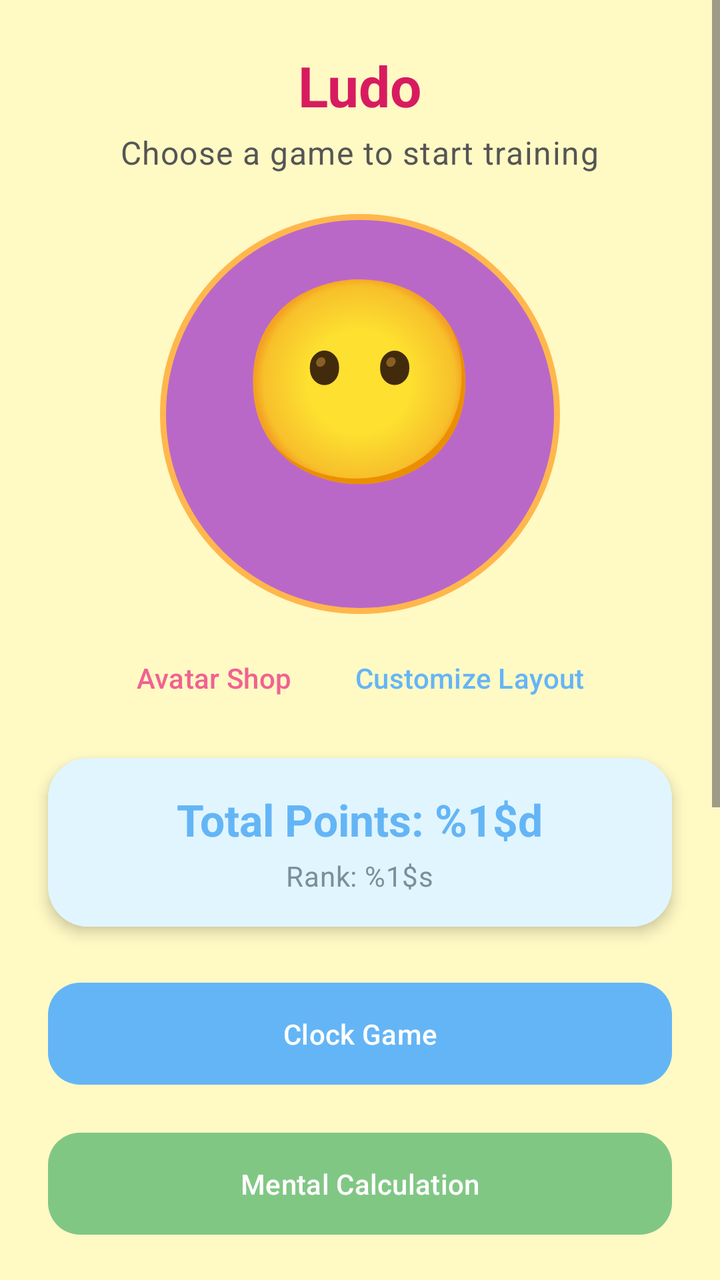
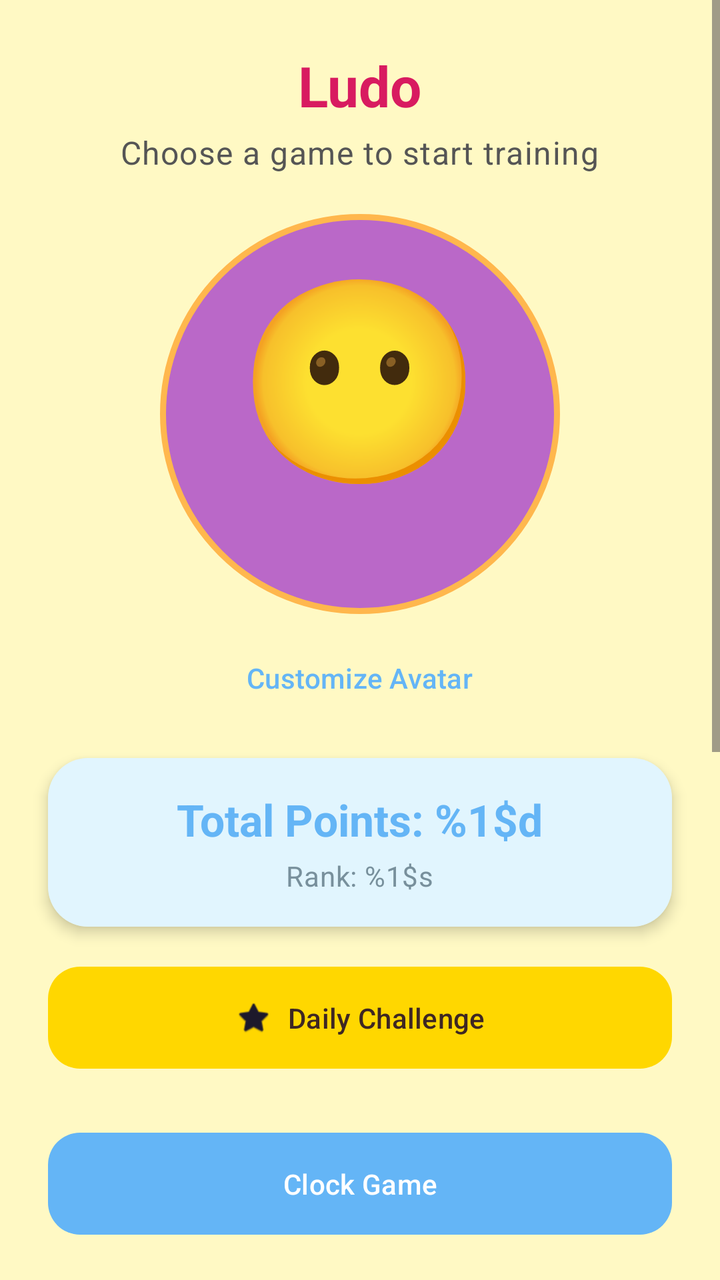

An Android layout rendered at two revisions. The XML below is the earlier revision; the diff shows what the commit changed to produce the second picture.
<!-- AndroidManifest.xml: application theme Theme.AndroidApp -->
<!-- res/layout/activity_landing.xml -->
<?xml version="1.0" encoding="utf-8"?>
<ScrollView xmlns:android="http://schemas.android.com/apk/res/android"
    xmlns:app="http://schemas.android.com/apk/res-auto"
    android:layout_width="match_parent"
    android:layout_height="match_parent"
    android:background="@color/surface_kid">

    <LinearLayout
        android:layout_width="match_parent"
        android:layout_height="wrap_content"
        android:gravity="center"
        android:orientation="vertical"
        android:padding="24dp"
        android:clipChildren="false"
        android:clipToPadding="false">

        <TextView
            android:id="@+id/landingTitle"
            android:layout_width="wrap_content"
            android:layout_height="wrap_content"
            android:text="@string/landing_title"
            android:textAppearance="?attr/textAppearanceHeadlineMedium"
            android:textColor="#D81B60"
            android:textStyle="bold" />

        <TextView
            android:id="@+id/landingSubtitle"
            android:layout_width="wrap_content"
            android:layout_height="wrap_content"
            android:layout_marginTop="4dp"
            android:text="@string/landing_subtitle"
            android:textAppearance="?attr/textAppearanceBodyLarge"
            android:textColor="#555555" />

        
        <FrameLayout
            android:id="@+id/avatarContainer"
            android:layout_width="200dp"
            android:layout_height="200dp"
            android:layout_marginTop="20dp"
            android:background="@drawable/avatar_bg"
            android:clipChildren="false"
            android:clipToPadding="false">

            <TextView
                android:id="@+id/avatarBase"
                android:layout_width="wrap_content"
                android:layout_height="wrap_content"
                android:layout_gravity="center"
                android:layout_marginBottom="20dp"
                android:text="😶"
                android:textSize="100sp" />

            <TextView
                android:id="@+id/avatarHat"
                android:layout_width="wrap_content"
                android:layout_height="wrap_content"
                android:layout_gravity="top|center_horizontal"
                android:layout_marginTop="10dp"
                android:textSize="64sp" />

            <TextView
                android:id="@+id/avatarGlasses"
                android:layout_width="wrap_content"
                android:layout_height="wrap_content"
                android:layout_gravity="center"
                android:layout_marginBottom="25dp"
                android:textSize="48sp" />

            <TextView
                android:id="@+id/avatarChest"
                android:layout_width="wrap_content"
                android:layout_height="wrap_content"
                android:layout_gravity="bottom|center_horizontal"
                android:layout_marginBottom="10dp"
                android:textSize="44sp" />

            <TextView
                android:id="@+id/avatarCompanion"
                android:layout_width="wrap_content"
                android:layout_height="wrap_content"
                android:layout_gravity="bottom|end"
                android:layout_marginEnd="15dp"
                android:layout_marginBottom="15dp"
                android:textSize="48sp" />
        </FrameLayout>

        <LinearLayout
            android:layout_width="wrap_content"
            android:layout_height="wrap_content"
            android:orientation="horizontal"
            android:layout_marginTop="8dp">

            <com.google.android.material.button.MaterialButton
                android:id="@+id/btnShop"
                style="@style/Widget.Material3.Button.TextButton"
                android:layout_width="wrap_content"
                android:layout_height="wrap_content"
                android:text="@string/btn_shop"
                android:textColor="@color/vibrant_pink" />

            <com.google.android.material.button.MaterialButton
                android:id="@+id/btnCustomize"
                style="@style/Widget.Material3.Button.TextButton"
                android:layout_width="wrap_content"
                android:layout_height="wrap_content"
                android:layout_marginStart="8dp"
                android:text="@string/btn_customize"
                android:textColor="@color/playful_blue" />
        </LinearLayout>

        <com.google.android.material.card.MaterialCardView
            android:layout_width="match_parent"
            android:layout_height="wrap_content"
            android:layout_marginTop="16dp"
            app:cardCornerRadius="20dp"
            app:cardElevation="4dp"
            app:strokeWidth="0dp">

            <LinearLayout
                android:layout_width="match_parent"
                android:layout_height="wrap_content"
                android:gravity="center"
                android:orientation="vertical"
                android:padding="16dp"
                android:background="#E1F5FE">

                <TextView
                    android:id="@+id/totalPointsView"
                    android:layout_width="wrap_content"
                    android:layout_height="wrap_content"
                    android:text="@string/user_points_format"
                    android:textAppearance="?attr/textAppearanceTitleLarge"
                    android:textColor="@color/playful_blue"
                    android:textStyle="bold" />

                <TextView
                    android:id="@+id/userRankView"
                    android:layout_width="wrap_content"
                    android:layout_height="wrap_content"
                    android:layout_marginTop="4dp"
                    android:text="@string/user_rank_format"
                    android:textAppearance="?attr/textAppearanceBodyMedium"
                    android:textColor="#78909C" />
            </LinearLayout>
        </com.google.android.material.card.MaterialCardView>

        <com.google.android.material.button.MaterialButton
            android:id="@+id/btnClockGame"
            style="@style/Widget.Material3.Button.TonalButton"
            android:layout_width="match_parent"
            android:layout_height="wrap_content"
            android:layout_marginTop="24dp"
            android:padding="16dp"
            android:text="@string/btn_clock_game"
            app:backgroundTint="@color/playful_blue"
            android:textColor="@android:color/white"
            app:cornerRadius="16dp" />

        <com.google.android.material.button.MaterialButton
            android:id="@+id/btnMentalMath"
            style="@style/Widget.Material3.Button.TonalButton"
            android:layout_width="match_parent"
            android:layout_height="wrap_content"
            android:layout_marginTop="16dp"
            android:padding="16dp"
            android:text="@string/btn_mental_math"
            app:backgroundTint="@color/fresh_green"
            android:textColor="@android:color/white"
            app:cornerRadius="16dp" />

        <com.google.android.material.button.MaterialButton
            android:id="@+id/btnReadingGame"
            style="@style/Widget.Material3.Button.TonalButton"
            android:layout_width="match_parent"
            android:layout_height="wrap_content"
            android:layout_marginTop="16dp"
            android:padding="16dp"
            android:text="@string/btn_reading_game"
            app:backgroundTint="@color/energetic_orange"
            android:textColor="@android:color/white"
            app:cornerRadius="16dp" />

        <com.google.android.material.button.MaterialButton
            android:id="@+id/btnReadingGameEn"
            style="@style/Widget.Material3.Button.TonalButton"
            android:layout_width="match_parent"
            android:layout_height="wrap_content"
            android:layout_marginTop="16dp"
            android:padding="16dp"
            android:text="@string/btn_reading_game_en"
            app:backgroundTint="@color/vibrant_pink"
            android:textColor="@android:color/white"
            app:cornerRadius="16dp" />

        <com.google.android.material.button.MaterialButton
            android:id="@+id/btnSpellingGame"
            style="@style/Widget.Material3.Button.TonalButton"
            android:layout_width="match_parent"
            android:layout_height="wrap_content"
            android:layout_marginTop="16dp"
            android:padding="16dp"
            android:text="@string/btn_spelling_game"
            app:backgroundTint="@color/soft_purple"
            android:textColor="@android:color/white"
            app:cornerRadius="16dp" />

        <RadioGroup
            android:id="@+id/languageSelector"
            android:layout_width="wrap_content"
            android:layout_height="wrap_content"
            android:layout_marginTop="32dp"
            android:orientation="horizontal">

            <RadioButton
                android:id="@+id/languageEnglish"
                android:layout_width="wrap_content"
                android:layout_height="wrap_content"
                android:text="@string/language_english"
                android:buttonTint="@color/playful_blue" />

            <RadioButton
                android:id="@+id/languageFrench"
                android:layout_width="wrap_content"
                android:layout_height="wrap_content"
                android:layout_marginStart="16dp"
                android:text="@string/language_french"
                android:buttonTint="@color/playful_blue" />
        </RadioGroup>

        <Button
            android:id="@+id/btnAbout"
            style="@style/Widget.Material3.Button.TextButton"
            android:layout_width="wrap_content"
            android:layout_height="wrap_content"
            android:layout_marginTop="16dp"
            android:text="@string/btn_about"
            android:textColor="#78909C"
            android:textSize="12sp" />

    </LinearLayout>
</ScrollView>
<!-- resources referenced by this layout -->
<resources>
  <color name="energetic_orange">#FFB74D</color>
  <color name="fresh_green">#81C784</color>
  <color name="playful_blue">#64B5F6</color>
  <color name="soft_purple">#BA68C8</color>
  <color name="surface_kid">#FFF9C4</color>
  <color name="vibrant_pink">#F06292</color>
  <!-- drawable avatar_bg (drawable) -->
  <?xml version="1.0" encoding="utf-8"?>
  <shape xmlns:android="http://schemas.android.com/apk/res/android"
      android:shape="oval">
      <solid android:color="@color/soft_purple" />
      <stroke
          android:width="3dp"
          android:color="@color/energetic_orange" />
  </shape>
  <string name="btn_about">About &amp; Privacy</string>
  <string name="btn_clock_game">Clock Game</string>
  <string name="btn_customize">Customize Layout</string>
  <string name="btn_mental_math">Mental Calculation</string>
  <string name="btn_reading_game">French Reading</string>
  <string name="btn_reading_game_en">English Reading</string>
  <string name="btn_shop">Avatar Shop</string>
  <string name="btn_spelling_game">Spelling Game</string>
  <string name="landing_subtitle">Choose a game to start training</string>
  <string name="landing_title">Ludo</string>
  <string name="language_english">English</string>
  <string name="language_french">French</string>
  <string name="user_points_format">Total Points: %1$d</string>
  <string name="user_rank_format">Rank: %1$s</string>
  <style name="Theme.AndroidApp" parent="Theme.Material3.DayNight.NoActionBar">
          <item name="android:statusBarColor" tools:targetApi="l">@android:color/transparent</item>
  
          <item name="colorPrimary">@color/playful_blue</item>
          <item name="colorSecondary">@color/energetic_orange</item>
          <item name="colorSurface">@color/surface_kid</item>
          <item name="android:windowBackground">@color/surface_kid</item>
  
          
          <item name="colorSurfaceVariant">#FFFFFF</item>
      </style>
</resources>

<!-- the commit's change to res/layout/activity_landing.xml (unified diff, before → after) -->
@@ -92,19 +92,10 @@
             android:layout_marginTop="8dp">
 
             <com.google.android.material.button.MaterialButton
-                android:id="@+id/btnShop"
-                style="@style/Widget.Material3.Button.TextButton"
-                android:layout_width="wrap_content"
-                android:layout_height="wrap_content"
-                android:text="@string/btn_shop"
-                android:textColor="@color/vibrant_pink" />
-
-            <com.google.android.material.button.MaterialButton
                 android:id="@+id/btnCustomize"
                 style="@style/Widget.Material3.Button.TextButton"
                 android:layout_width="wrap_content"
                 android:layout_height="wrap_content"
-                android:layout_marginStart="8dp"
                 android:text="@string/btn_customize"
                 android:textColor="@color/playful_blue" />
         </LinearLayout>
@@ -146,6 +137,20 @@
         </com.google.android.material.card.MaterialCardView>
 
         <com.google.android.material.button.MaterialButton
+            android:id="@+id/btnChallenge"
+            style="@style/Widget.Material3.Button.TonalButton"
+            android:layout_width="match_parent"
+            android:layout_height="wrap_content"
+            android:layout_marginTop="16dp"
+            android:padding="16dp"
+            android:text="@string/btn_challenge"
+            app:backgroundTint="#FFD700"
+            android:textColor="#3E2723"
+            app:cornerRadius="16dp"
+            app:icon="@android:drawable/btn_star_big_on"
+            app:iconGravity="textStart" />
+
+        <com.google.android.material.button.MaterialButton
             android:id="@+id/btnClockGame"
             style="@style/Widget.Material3.Button.TonalButton"
             android:layout_width="match_parent"
<!-- resource entries referenced after the edit -->
@@ -16,12 +16,12 @@
           android:color="@color/energetic_orange" />
   </shape>
   <string name="btn_about">About &amp; Privacy</string>
+  <string name="btn_challenge">Daily Challenge</string>
   <string name="btn_clock_game">Clock Game</string>
-  <string name="btn_customize">Customize Layout</string>
+  <string name="btn_customize">Customize Avatar</string>
   <string name="btn_mental_math">Mental Calculation</string>
   <string name="btn_reading_game">French Reading</string>
   <string name="btn_reading_game_en">English Reading</string>
-  <string name="btn_shop">Avatar Shop</string>
   <string name="btn_spelling_game">Spelling Game</string>
   <string name="landing_subtitle">Choose a game to start training</string>
   <string name="landing_title">Ludo</string>
